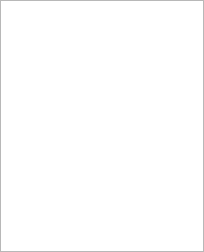
Before: the Qt Designer form Harmony/src/Editor/Explorer/ExplorerWidget.ui in GameOverture/HarmonyEngine, drawn with Qt 5.
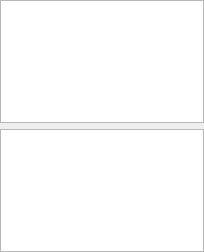
After: the same form once the commit is applied. Icons and pictures are not drawn. Custom widgets are drawn as their Qt base class.

Diff of the .ui file:
```diff
--- a/Harmony/src/Editor/Explorer/ExplorerWidget.ui
+++ b/Harmony/src/Editor/Explorer/ExplorerWidget.ui
@@ -41,6 +41,9 @@
      </column>
     </widget>
    </item>
+   <item>
+    <widget class="QTreeView" name="treeView"/>
+   </item>
   </layout>
   <action name="actionRename">
    <property name="icon">
```
